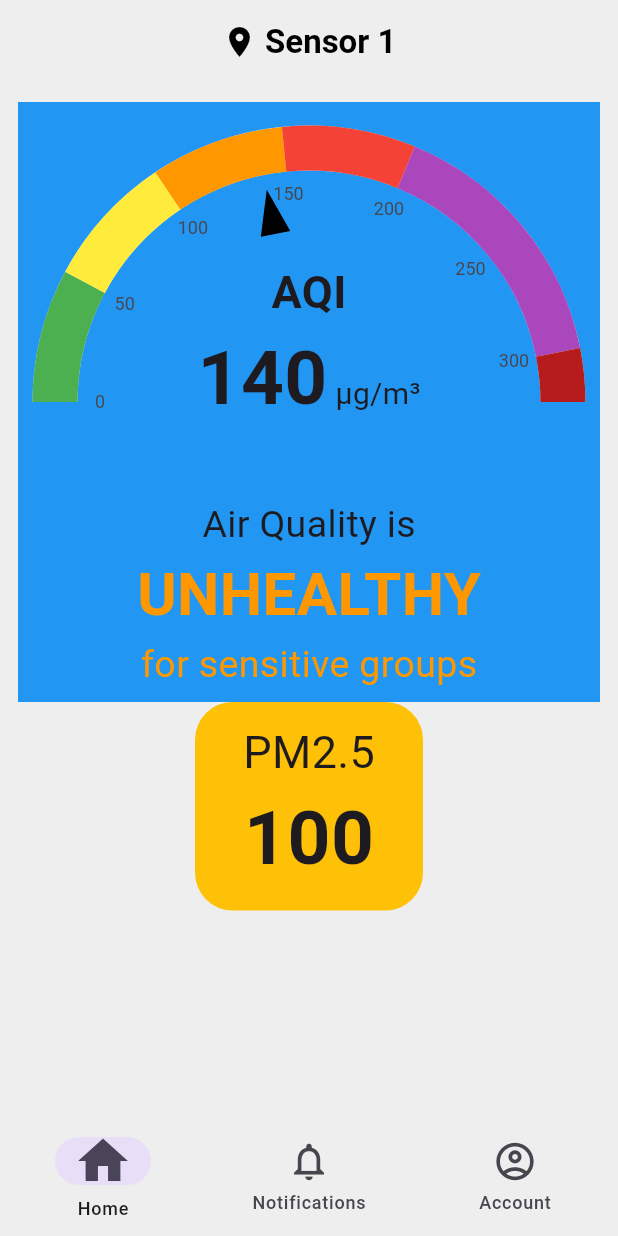
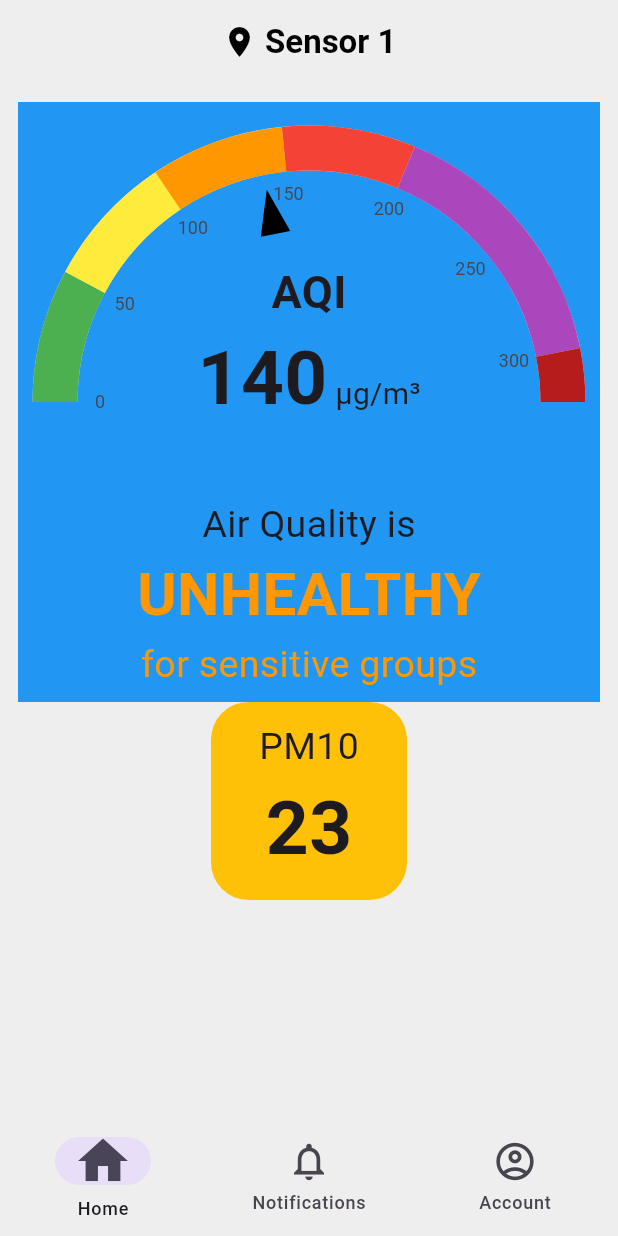
Before and after one commit to aayushman950/Air-Quality-Monitoring-System, a Flutter app: the screen it shows after launch, on a phone screen of 412 x 824 dp. Run offline on Flutter 3.47's test engine with Material 3 defaults, Android fonts, the phone set to English and light mode, and no system bars; drawn by our look-alikes of syncfusion_flutter_gauges; our stand-ins replace shared_preferences.

Commit message:
made the PM tile widget dynamic

```diff
--- a/aqms/lib/pages/home_page.dart
+++ b/aqms/lib/pages/home_page.dart
@@ -34,7 +34,7 @@ class HomePage extends StatelessWidget {
               AQIGaugeAndStatus(
                 aqiRating: 140,
               ),
-              PMTile(),
+              PMTile(pmType: 10, pmValue: 23,),
             ],
           ),
         ),
--- a/aqms/lib/widgets/pm_tile.dart
+++ b/aqms/lib/widgets/pm_tile.dart
@@ -1,29 +1,30 @@
 import 'package:flutter/material.dart';
 
 class PMTile extends StatelessWidget {
-  const PMTile({super.key});
+  final int pmType, pmValue;
+
+  const PMTile({super.key, required this.pmType, required this.pmValue});
 
   @override
   Widget build(BuildContext context) {
     return Container(
       decoration: BoxDecoration(
-      color: Colors.amber,
-
-        borderRadius: BorderRadius.circular(25)
+        color: Colors.amber,
+        borderRadius: BorderRadius.circular(25),
       ),
       child: Padding(
         padding: const EdgeInsets.symmetric(horizontal: 32, vertical: 12),
         child: Column(
           children: [
             Text(
-              "PM2.5",
+              "PM${pmType}",
               style: TextStyle(
-                fontSize: 30,
+                fontSize: 25,
               ),
             ),
             Text(
-              "100",
-              style: TextStyle(
+              pmValue.toString(),
+              style: const TextStyle(
                 fontSize: 50,
                 fontWeight: FontWeight.bold,
               ),
```
